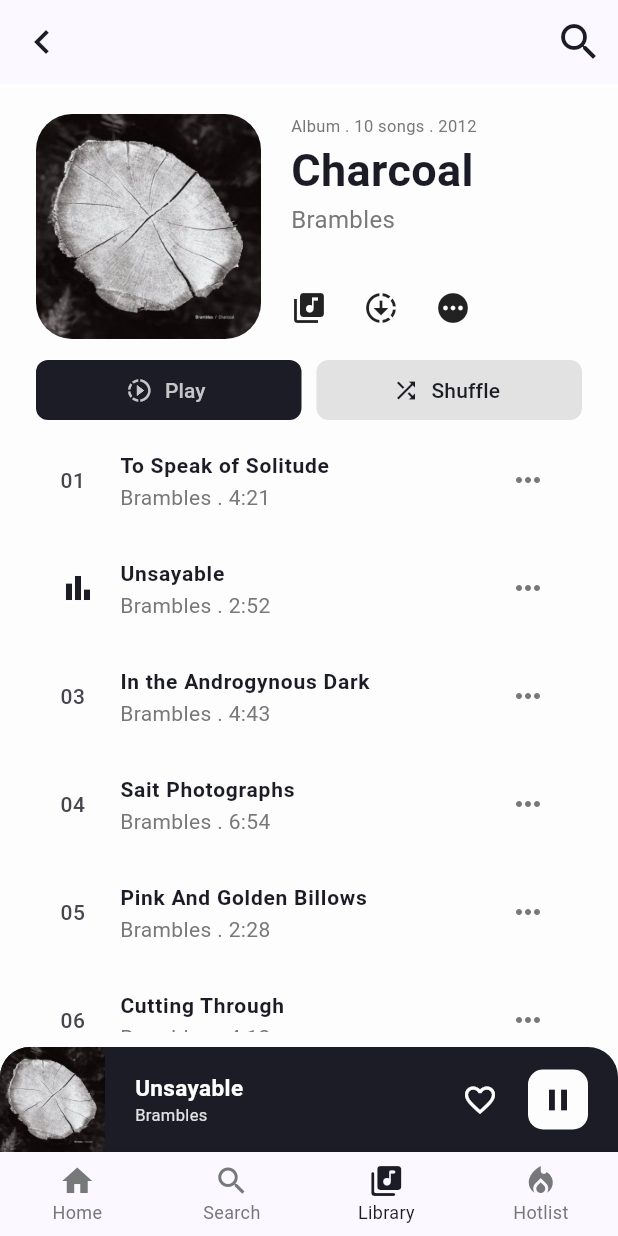
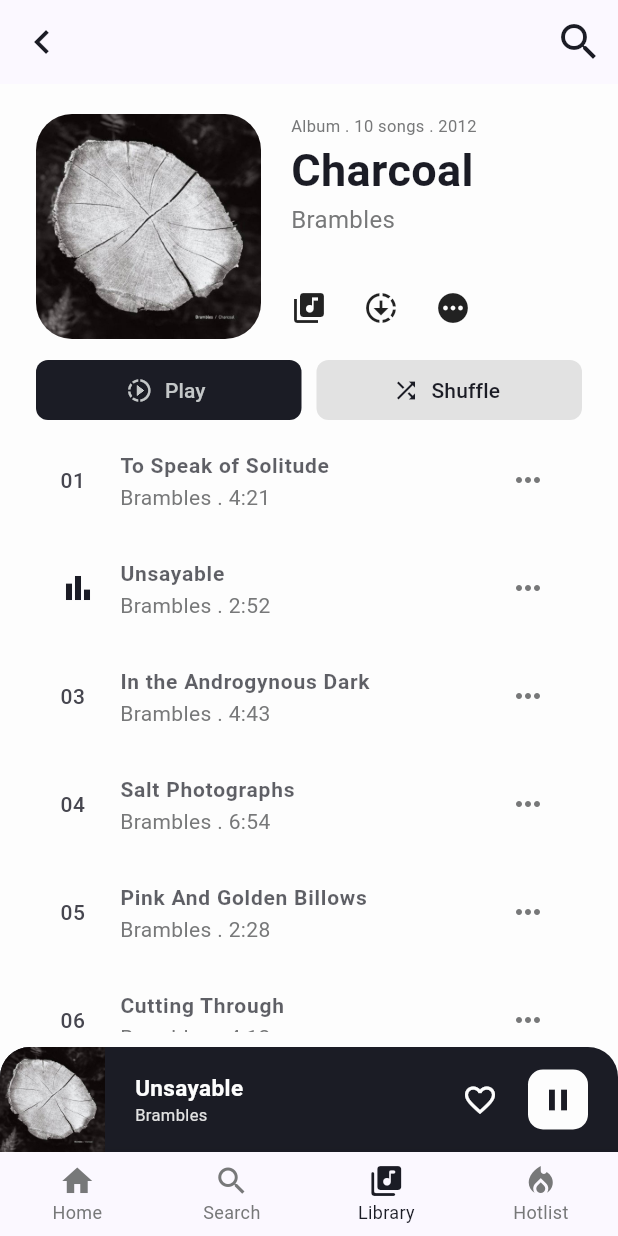
Before and after one commit to aliasar1/Music-Player-Clone-Flutter, a Flutter app: the screen it shows after launch, item 3 of the bottom bar chosen, on a phone screen of 412 x 824 dp. Run offline on Flutter 3.47's test engine with Material 3 defaults, Android fonts, the light colour scheme and no system bars; missing offline and left inert: audio_wave.

Commit message:
FINAL VERSION!

```diff
--- a/lib/main.dart
+++ b/lib/main.dart
@@ -13,7 +13,7 @@
   @override
   Widget build(BuildContext context) {
     return MaterialApp(
-      title: 'Flutter Demo',
+      title: 'Music Player Clone',
       debugShowCheckedModeBanner: false,
       theme: ThemeData(
         colorScheme: ColorScheme.fromSeed(seedColor: AppColors.blackColor),
--- a/lib/models/songs_model.dart
+++ b/lib/models/songs_model.dart
@@ -37,7 +37,7 @@ List<Song> songs = [
     isFav: true,
   ),
   Song(
-    name: 'Sait Photographs',
+    name: 'Salt Photographs',
     audioNum: '04',
     time: '6:54',
     producer: 'Brambles',
--- a/lib/utils/colors.dart
+++ b/lib/utils/colors.dart
@@ -3,7 +3,7 @@ import 'package:flutter/material.dart';
 class AppColors {
   static const Color whiteColor = Color(0xFFfdfdfd);
   static const Color blackColor = Color(0xFF1b1c25);
-  static const Color greyColor = Color.fromARGB(255, 119, 120, 121);
+  static const Color greyColor = Color(0xFF777879);
   static const Color medGreyColor = Color(0xFFc4c7c8);
-  static const Color lightGreyColor = Color.fromARGB(255, 226, 226, 226);
+  static const Color lightGreyColor = Color(0xFFE2E2E2);
 }
--- a/lib/views/library_page.dart
+++ b/lib/views/library_page.dart
@@ -3,7 +3,7 @@ import 'package:flutter/material.dart';
 import '../models/songs_model.dart';
 import '../utils/colors.dart';
 import '../widgets/album_container.dart';
-import '../widgets/buttoms_row.dart';
+import '../widgets/buttons_row.dart';
 
 class LibraryPage extends StatefulWidget {
   const LibraryPage({super.key});
@@ -68,8 +68,8 @@ class _LibraryPageState extends State<LibraryPage> {
                               ),
                         title: Text(
                           song.name,
-                          style: const TextStyle(
-                              color: AppColors.blackColor,
+                          style: TextStyle(
+                              color: AppColors.blackColor.withOpacity(0.7),
                               fontWeight: FontWeight.bold,
                               fontSize: 14),
                         ),
```
Also changed, not shown: lib/widgets/buttons_row.dart (renamed from lib/widgets/buttoms_row.dart), 2 other files.
